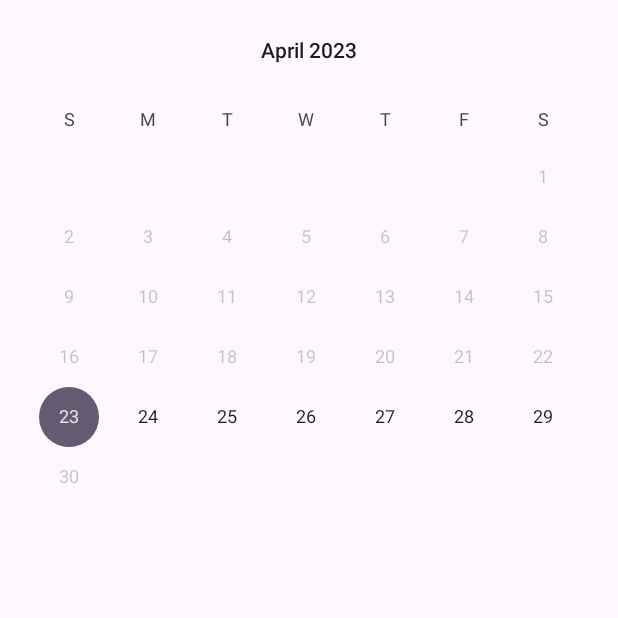
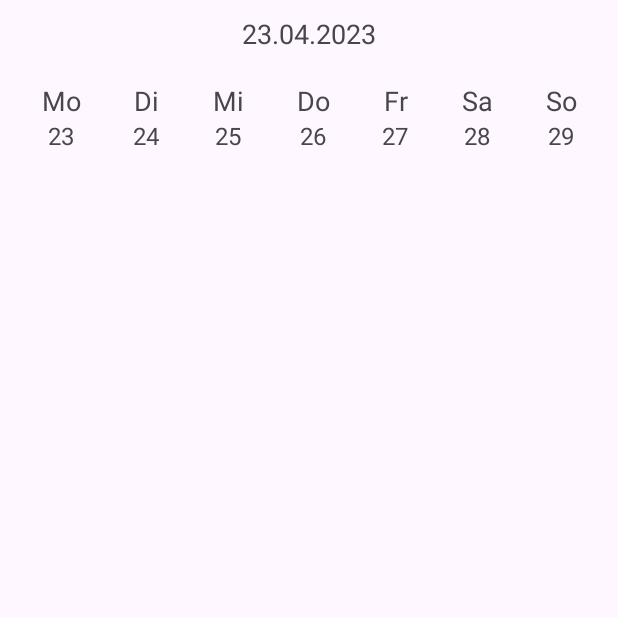
Before and after one commit to NoahGora/Moban, an Android app: the screen it shows after launch (MainActivity), on a phone screen of 412 x 824 dp, the top half of it. Run offline under Robolectric (Android 15) with nearby library versions, the phone set to English and light mode, and no system bars.

Commit message:
Datum in einer Tabelle anzeigen

```diff
--- a/app/build.gradle
+++ b/app/build.gradle
@@ -41,4 +41,5 @@ dependencies {
     testImplementation 'junit:junit:4.13.2'
     androidTestImplementation 'androidx.test.ext:junit:1.1.5'
     androidTestImplementation 'androidx.test.espresso:espresso-core:3.5.1'
+
 }
--- a/app/src/main/java/com/example/moban/MainActivity.java
+++ b/app/src/main/java/com/example/moban/MainActivity.java
@@ -1,68 +1,80 @@
 package com.example.moban;
 
 import android.os.Bundle;
-import android.view.View;
-import android.widget.CalendarView;
-import android.widget.LinearLayout;
-
-import android.os.Bundle;
-import android.widget.CalendarView;
-
+import android.util.TypedValue;
+import android.view.Gravity;
+import android.widget.TableLayout;
+import android.widget.TableRow;
+import android.widget.TextView;
 import androidx.appcompat.app.AppCompatActivity;
-
+import java.text.DateFormat;
+import java.text.SimpleDateFormat;
 import java.util.Calendar;
+import java.util.Date;
+import java.util.Locale;
 
 public class MainActivity extends AppCompatActivity {
 
+    private TableLayout tableLayout;
+    private String[] weekDays = {"Mo", "Di", "Mi", "Do", "Fr", "Sa", "So"};
+
     @Override
     protected void onCreate(Bundle savedInstanceState) {
-
         super.onCreate(savedInstanceState);
         setContentView(R.layout.activity_main);
 
-        // Setze den Kalender-View in den Wochenmodus
-        CalendarView calendarView = (CalendarView) findViewById(R.id.calendarView);
+        tableLayout = findViewById(R.id.tableLayout);
 
-        // Setze die maximale Anzahl an Tage, die im Kalender angezeigt werden sollen
-        calendarView.setShowWeekNumber(true);
+        // Add current date
+        TextView currentDateView = findViewById(R.id.currentDate);
+        DateFormat dateFormat = new SimpleDateFormat("dd.MM.yyyy", Locale.getDefault());
+        currentDateView.setText(dateFormat.format(Calendar.getInstance().getTime()));
 
-        // Begrenze die Größe des Kalenders auf eine Woche
-        calendarView.setMinDate(System.currentTimeMillis() - 1000);
-        calendarView.setMaxDate(System.currentTimeMillis() + 604800000L);
+        // Die Tabelle erstellen
+        TableLayout tableLayout = findViewById(R.id.tableLayout);
 
-        // Erstelle ein Calendar-Objekt und setze es auf die aktuelle Zeit
+// Die erste Zeile der Tabelle erstellen (Wochentage)
+        TableRow headerRow = new TableRow(this);
+        headerRow.setLayoutParams(new TableLayout.LayoutParams(
+                TableLayout.LayoutParams.MATCH_PARENT,
+                TableLayout.LayoutParams.WRAP_CONTENT));
+
+        String[] weekdays = {"Mo", "Di", "Mi", "Do", "Fr", "Sa", "So"};
+
+        for (String weekday : weekdays) {
+            TextView headerText = new TextView(this);
+            headerText.setText(weekday);
+            headerText.setLayoutParams(new TableRow.LayoutParams(
+                    TableRow.LayoutParams.MATCH_PARENT,
+                    TableRow.LayoutParams.WRAP_CONTENT));
+            headerText.setGravity(Gravity.CENTER);
+            headerText.setTextSize(TypedValue.COMPLEX_UNIT_SP, 18);
+            headerRow.addView(headerText);
+        }
+
+        tableLayout.addView(headerRow);
+
+// Die zweite Zeile der Tabelle erstellen (Tag)
+        TableRow dayRow = new TableRow(this);
+        dayRow.setLayoutParams(new TableLayout.LayoutParams(
+                TableLayout.LayoutParams.MATCH_PARENT,
+                TableLayout.LayoutParams.WRAP_CONTENT));
+
         Calendar calendar = Calendar.getInstance();
-        calendar.setTimeInMillis(System.currentTimeMillis());
 
-        // Setze das aktuelle Datum als ausgewähltes Datum im Kalender
-        calendarView.setDate(System.currentTimeMillis());
+        for (int i = 0; i < weekdays.length; i++) {
+            TextView dayText = new TextView(this);
+            dayText.setText(String.format(Locale.getDefault(), "%02d", calendar.get(Calendar.DAY_OF_MONTH)));
+            dayText.setLayoutParams(new TableRow.LayoutParams(
+                    TableRow.LayoutParams.MATCH_PARENT,
+                    TableRow.LayoutParams.WRAP_CONTENT));
+            dayText.setGravity(Gravity.CENTER);
+            dayText.setTextSize(TypedValue.COMPLEX_UNIT_SP, 16);
+            dayRow.addView(dayText);
 
-        // Setze das minimale Datum auf den Anfang der aktuellen Woche
-        calendar.set(Calendar.DAY_OF_WEEK, calendar.getFirstDayOfWeek());
-        long minDate = calendar.getTimeInMillis();
-        calendarView.setMinDate(minDate);
+            calendar.add(Calendar.DAY_OF_MONTH, 1);
+        }
 
-        // Setze das maximale Datum auf das Ende der aktuellen Woche
-        calendar.add(Calendar.WEEK_OF_YEAR, 1);
-        calendar.add(Calendar.DAY_OF_WEEK, -1);
-        long maxDate = calendar.getTimeInMillis();
-        calendarView.setMaxDate(maxDate);
-
-        // Setze den ersten Wochentag auf den aktuellen Tag
-        calendarView.setFirstDayOfWeek(calendar.getFirstDayOfWeek());
-
-        // Reagiere auf Scroll-Ereignisse, um das maximale Datum zu aktualisieren
-        calendarView.setOnScrollChangeListener(new View.OnScrollChangeListener() {
-            @Override
-            public void onScrollChange(View view, int scrollX, int scrollY, int oldScrollX, int oldScrollY) {
-                // Wenn der Benutzer nach links scrollt, aktualisiere das maximale Datum des Kalenders
-                if (scrollX < oldScrollX) {
-                    Calendar calendar = Calendar.getInstance();
-                    calendar.setTimeInMillis(calendarView.getMaxDate());
-                    calendar.add(Calendar.DAY_OF_YEAR, 1);
-                    calendarView.setMaxDate(calendar.getTimeInMillis());
-                }
-            }
-        });
+        tableLayout.addView(dayRow);
     }
-}
+    }
--- a/app/src/main/res/layout/activity_main.xml
+++ b/app/src/main/res/layout/activity_main.xml
@@ -1,4 +1,21 @@
-<CalendarView android:id="@+id/calendarView"
+<LinearLayout xmlns:android="http://schemas.android.com/apk/res/android"
     android:layout_width="match_parent"
-    android:layout_height="wrap_content"
-    xmlns:android="http://schemas.android.com/apk/res/android" />
+    android:layout_height="match_parent"
+    android:orientation="vertical">
+
+    <TextView
+        android:id="@+id/currentDate"
+        android:layout_width="match_parent"
+        android:layout_height="wrap_content"
+        android:gravity="center"
+        android:padding="10dp"
+        android:textAppearance="?android:textAppearanceMedium" />
+
+    <TableLayout
+        android:id="@+id/tableLayout"
+        android:layout_width="match_parent"
+        android:layout_height="wrap_content"
+        android:padding="10dp"
+        android:stretchColumns="*"/>
+
+</LinearLayout>
```
